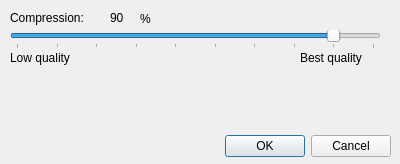
This is src/dialogs/compressiondialog.ui in PhotoFlare/photoflare as Qt 5 draws it before an edit. The edited form follows.
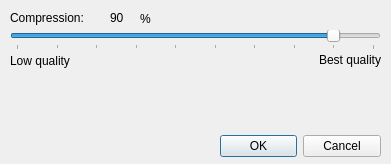
This is the edited form.

Commit message: Fixes #418 compression slider alignment

```diff
--- a/src/dialogs/compressiondialog.ui
+++ b/src/dialogs/compressiondialog.ui
@@ -9,7 +9,7 @@
    <rect>
     <x>0</x>
     <y>0</y>
-    <width>400</width>
+    <width>391</width>
     <height>164</height>
    </rect>
   </property>
@@ -19,9 +19,9 @@
   <widget class="QDialogButtonBox" name="buttonBox">
    <property name="geometry">
     <rect>
-     <x>50</x>
+     <x>220</x>
      <y>130</y>
-     <width>341</width>
+     <width>161</width>
      <height>32</height>
     </rect>
    </property>
@@ -64,7 +64,7 @@
      <x>10</x>
      <y>30</y>
      <width>371</width>
-     <height>19</height>
+     <height>20</height>
     </rect>
    </property>
    <property name="minimum">
@@ -91,8 +91,8 @@
     <rect>
      <x>10</x>
      <y>50</y>
-     <width>91</width>
-     <height>16</height>
+     <width>121</width>
+     <height>21</height>
     </rect>
    </property>
    <property name="text">
@@ -102,15 +102,18 @@
   <widget class="QLabel" name="label_4">
    <property name="geometry">
     <rect>
-     <x>300</x>
+     <x>260</x>
      <y>50</y>
-     <width>81</width>
-     <height>16</height>
+     <width>121</width>
+     <height>20</height>
     </rect>
    </property>
    <property name="text">
     <string>Best quality</string>
    </property>
+   <property name="alignment">
+    <set>Qt::AlignRight|Qt::AlignTrailing|Qt::AlignVCenter</set>
+   </property>
   </widget>
   <widget class="QLabel" name="label_2">
    <property name="geometry">
```
